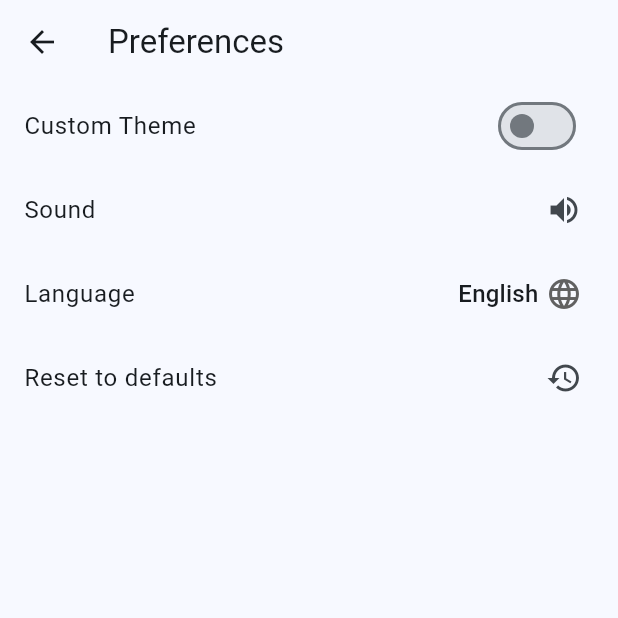
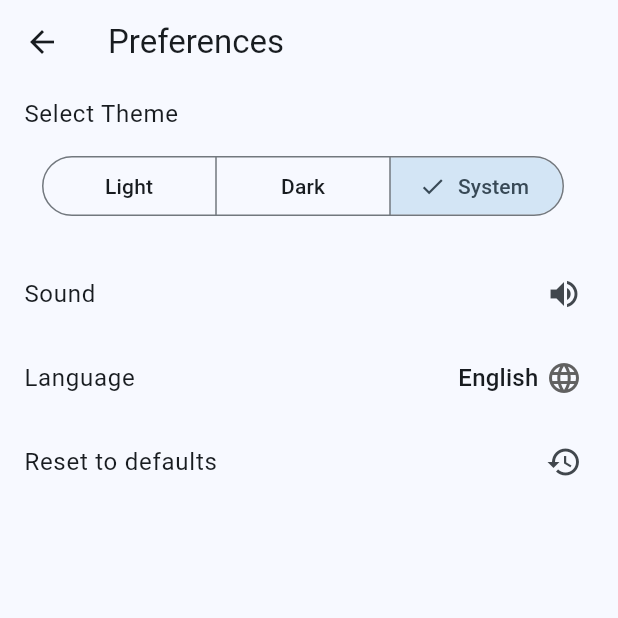
Before and after one commit to gabcont/respiro, a Flutter app: the screen it shows after launch, after a tap on the "settings" icon, on a phone screen of 412 x 824 dp, the top half of it. Run offline on Flutter 3.47's test engine with Material 3 defaults, Android fonts, the phone set to English and light mode, and no system bars; our stand-ins replace bloc, equatable, flutter_bloc, go_router, isar, shared_preferences; missing offline and left inert: flutter_soloud; accounts and stored records are empty; generated files the repository leaves out were written again.

Commit message:
Created ThemeCubit for thememode and accent changes

```diff
--- a/lib/app/app.dart
+++ b/lib/app/app.dart
@@ -4,6 +4,7 @@ import 'package:flutter_localizations/flutter_localizations.dart';
 
 import 'package:respiro/l10n/generated/app_localizations.dart';
 import 'package:respiro/app/router/router.dart';
+import 'package:respiro/theme/cubit/theme_cubit.dart';
 import 'package:respiro/theme/theme.dart';
 import 'package:respiro/preferences/preferences.dart';
 import 'package:respiro/profiles/profiles.dart';
@@ -37,12 +38,19 @@ class App extends StatelessWidget {
         RepositoryProvider.value(value: navigationService),
         RepositoryProvider.value(value: soundService),
       ],
-      child: BlocProvider(
-        create: (context) => PreferencesCubit(
-          soundService: context.read<SoundService>(),
-          profilesRepository: context.read<ProfilesRepository>(),
-          preferencesRepository: context.read<PreferencesRepository>(),
-        ),
+      child: MultiBlocProvider(
+        providers: [
+          BlocProvider(
+            create: (context) => PreferencesCubit(
+              soundService: context.read<SoundService>(),
+              profilesRepository: context.read<ProfilesRepository>(),
+              preferencesRepository: context.read<PreferencesRepository>(),
+            ),
+          ),
+          BlocProvider(
+            create: (context) => ThemeCubit(context.read<PreferencesCubit>().state.themeMode),
+          ),
+        ],
         child: AppView(appRouter: appRouter),
       ),
     );
@@ -55,21 +63,21 @@ class AppView extends StatelessWidget {
 
   @override
   Widget build(BuildContext context) {
-    return BlocBuilder<PreferencesCubit, PreferencesState>(
-      buildWhen: (previous, current) {
-        return previous.themeMode != current.themeMode ||
-               previous.customThemeEnabled != current.customThemeEnabled ||
-                previous.locale != current.locale;
-      },
+    final locale = context.select((PreferencesCubit cubit) => cubit.state.locale);
+    return BlocBuilder<ThemeCubit, ThemeState>(
       builder: (context, state) {
         return MaterialApp.router(
+          // APP
           title: 'Respiro',
           debugShowCheckedModeBanner: false,
-          themeMode: state.customThemeEnabled ? state.themeMode : ThemeMode.system,
-          theme: RespiroTheme.lightTheme,
-          darkTheme: RespiroTheme.darkTheme,
-          routerConfig: appRouter.router,
-          locale: state.locale,
+
+          // THEME
+          themeMode: state.themeMode,
+          theme: state.lightThemeData,
+          darkTheme: state.darkThemeData,
+
+          // LOCALE
+          locale: locale,
           supportedLocales: AppLocalizations.supportedLocales,
           localizationsDelegates: [
             GlobalMaterialLocalizations.delegate,
@@ -77,6 +85,9 @@ class AppView extends StatelessWidget {
             GlobalCupertinoLocalizations.delegate,
             AppLocalizations.delegate,
           ],
+
+          // ROUTER
+          routerConfig: appRouter.router,
         );
       },
     );
--- a/lib/home/cubit/home_cubit.dart
+++ b/lib/home/cubit/home_cubit.dart
@@ -23,7 +23,6 @@ class HomeCubit extends Cubit<HomeState> {
   }) : super(const HomeState()) {
     onInitialized();
   }
-
 
 
   void onInitialized() async {
--- a/lib/home/view/home_page.dart
+++ b/lib/home/view/home_page.dart
@@ -12,6 +12,7 @@ import 'package:respiro/home/cubit/home_cubit.dart';
 import 'package:respiro/l10n/generated/app_localizations.dart';
 
 import 'package:respiro/profiles/profiles.dart';
+import 'package:respiro/theme/cubit/theme_cubit.dart';
 import 'package:respiro/theme/theme.dart';
 
 class HomePage extends StatelessWidget {
@@ -50,6 +51,7 @@ class _HomeViewState extends State<HomeView> with TickerProviderStateMixin {
 
   void _onProfileSelected(BuildContext context, int index, BreathingProfile profile) {
     context.read<HomeCubit>().onProfileSelected(index);
+    context.read<ThemeCubit>().updateAccentColor(Colors.primaries[index % Colors.primaries.length]);
     setState(() {
       backgroundWidget = AuroraBackground(
         aurorasRequested: _requestProfileAuroras(
--- a/lib/home/widgets/aurora_background.dart
+++ b/lib/home/widgets/aurora_background.dart
@@ -142,7 +142,7 @@ class _AuroraBackgroundState extends State<AuroraBackground>
           painter: AuroraPainter(
             animationValue: _controller.value,
             context: context,
-            blurIntensity: 0,
+            blurIntensity: 20,
           ),
         );
       },
--- a/lib/home/widgets/profile_card.dart
+++ b/lib/home/widgets/profile_card.dart
@@ -25,6 +25,8 @@ class BreathingProfileCard extends StatelessWidget {
         child: Padding(
           padding: const EdgeInsets.symmetric(horizontal: 4.0),
           child: Card(
+            color: Theme.of(context).colorScheme.surfaceBright,
+            surfaceTintColor: Colors.primaries[(profile.id * 3) % Colors.primaries.length],
             elevation: 4,
             //shape: RoundedRectangleBorder(borderRadius: BorderRadius.circular(20)),
             child: InkWell(
--- a/lib/l10n/app_en.arb
+++ b/lib/l10n/app_en.arb
@@ -16,11 +16,12 @@
     "availableProfilesLabel" : "Available Profiles",
 
     "preferencesTitle" : "Preferences",
-    "customThemeLabel" : "Custom Theme",
     "soundLabel" : "Sound",
     "resetToDefaultsLabel" : "Reset to defaults",
-    "lightThemeLabel" : "Light Theme",
-    "darkThemeLabel" : "Dark Theme",
+    "selectThemeLabel" : "Select Theme",
+    "lightThemeLabel" : "Light",
+    "darkThemeLabel" : "Dark",
+    "systemThemeLabel" : "System",
 
     "timeRemainingLabel" : "Time remaining:",
 
--- a/lib/preferences/cubit/preferences_state.dart
+++ b/lib/preferences/cubit/preferences_state.dart
@@ -3,13 +3,11 @@ part of 'preferences_cubit.dart';
 class PreferencesState extends Equatable {
   PreferencesState({
     this.locale = RespiroLocales.localeEn,
-    this.customThemeEnabled = false,
     this.themeMode = ThemeMode.light,
     this.isMuted = false,
   });
 
   final Locale locale;
-  final bool customThemeEnabled;
   final ThemeMode themeMode;
   final bool isMuted;
 
@@ -24,12 +22,11 @@ class PreferencesState extends Equatable {
   }) {
     return PreferencesState(
       locale: locale ?? this.locale,
-      customThemeEnabled: customThemeEnabled ?? this.customThemeEnabled,
       themeMode: themeMode ?? this.themeMode,
       isMuted: isMuted ?? this.isMuted,
     );
   }
 
   @override
-  List<Object> get props => [locale, customThemeEnabled, themeMode, isMuted];
+  List<Object> get props => [locale, themeMode, isMuted];
 }
--- a/lib/preferences/impl/repository/sp_preferences_repository_impl.dart
+++ b/lib/preferences/impl/repository/sp_preferences_repository_impl.dart
@@ -20,7 +20,6 @@ class SPPreferencesRepositoryImpl implements PreferencesRepository {
   SPPreferencesRepositoryImpl({required this.preferencesRepository});
 
   static const _kIsMuted = 'is_muted';
-  static const _kIsCustomThemeEnabled = 'is_custom_theme_enabled';
   static const _kThemeMode = 'theme_mode';
   static const _kLastProfileSelected = 'last_profile_selected';
   static const _kIsFirstTime = 'is_first_time';
@@ -69,16 +68,6 @@ class SPPreferencesRepositoryImpl implements PreferencesRepository {
   }
 
   @override
-  Future<bool> getCustomThemeEnabled() async {
-    return preferencesRepository.getBool(_kIsCustomThemeEnabled) ?? false;
-  }
-
-  @override
-  Future<void> saveCustomThemeEnabled(bool isEnabled) async {
-    await preferencesRepository.setBool(_kIsCustomThemeEnabled, isEnabled);
-  }
-
-  @override
   Future<void> saveLocale(Locale locale) async {
     await preferencesRepository.setString(_kLocale, locale.languageCode);
   }
--- a/lib/preferences/repository/preferences_repository.dart
+++ b/lib/preferences/repository/preferences_repository.dart
@@ -11,10 +11,6 @@ import 'package:flutter/material.dart';
 
 abstract class PreferencesRepository {
   PreferencesRepository();
-
-  Future<void> saveCustomThemeEnabled(bool isEnabled);
-
-  Future<bool> getCustomThemeEnabled();
 
   Future<void> saveThemeMode(ThemeMode mode);
 
--- a/lib/preferences/view/preferences_page.dart
+++ b/lib/preferences/view/preferences_page.dart
@@ -3,6 +3,7 @@ import 'package:flutter_bloc/flutter_bloc.dart';
 import 'package:respiro/l10n/generated/app_localizations.dart';
 
 import 'package:respiro/preferences/cubit/preferences_cubit.dart';
+import 'package:respiro/theme/cubit/theme_cubit.dart';
 
 class PreferencesPage extends StatelessWidget {
   const PreferencesPage({super.key});
@@ -20,22 +21,9 @@ class PreferencesPage extends StatelessWidget {
 class PreferencesView extends StatelessWidget {
   const PreferencesView({super.key});
 
-  void _onCustomThemeToggled(BuildContext context, bool isEnabled) {
-    if(isEnabled) {
-      context.read<PreferencesCubit>().onCustomThemeEnabled();
-    }
-    else {
-      context.read<PreferencesCubit>().onCustomThemeDisabled();
-    }
-  }
-
   void _onThemeModeChanged(BuildContext context, ThemeMode mode) {
-    if(mode == ThemeMode.dark) {
-      context.read<PreferencesCubit>().onDarkModeSelected();
-    }
-    else if(mode == ThemeMode.light) {
-      context.read<PreferencesCubit>().onLightModeSelected();
-    }
+    context.read<PreferencesCubit>().onThemeModeChanged(mode);
+    context.read<ThemeCubit>().updateThemeMode(mode);
   }
 
   void _onSoundToggled(BuildContext context, bool isEnabled) {
@@ -55,29 +43,24 @@ class PreferencesView extends StatelessWidget {
       appBar: AppBar(title: Text(lcl.preferencesTitle)),
       body: BlocBuilder<PreferencesCubit, PreferencesState>(
         builder: (context, state) {
-          bool customThemeEnabled = state.customThemeEnabled;
           return Center(
             child: ListView(
               children: [
 
                 // Custom theme toggle
-                SwitchListTile(
-                  title: Text(lcl.customThemeLabel),
-                  value: customThemeEnabled,
-                  onChanged: (value) => _onCustomThemeToggled(context, value),
-                ),
 
                 // TODO: Agregar la opción de elegir un tema personalizado.
                 // Theme selector
-                customThemeEnabled ? ListTile(
-                  enabled: customThemeEnabled,
-                  enableFeedback: customThemeEnabled,
+                ListTile(
+                  title: Text(lcl.selectThemeLabel),
+                  titleAlignment: ListTileTitleAlignment.titleHeight,
+                  enabled: true,
+                  enableFeedback: false,
                   subtitle: ThemeSelector(
                     selected: state.themeMode,
                     onSelected: (mode) => _onThemeModeChanged(context, mode),
                   ),
-                )
-                : const SizedBox.shrink(),
+                ),
 
                 // Sound toggle
                 ListTile(
@@ -147,7 +130,9 @@ class ThemeSelector extends StatelessWidget {
   @override
   Widget build(BuildContext context) {
     final lcl = AppLocalizations.of(context)!;
-    return SegmentedButton<ThemeMode>(
+    return Padding(
+      padding: const EdgeInsets.all(12.0),
+      child: SegmentedButton<ThemeMode>(
         segments: [
           ButtonSegment(
             value: ThemeMode.light,
@@ -157,9 +142,14 @@ class ThemeSelector extends StatelessWidget {
             value: ThemeMode.dark,
             label: Text(lcl.darkThemeLabel),
           ),
+          ButtonSegment(
+            value: ThemeMode.system,
+            label: Text(lcl.systemThemeLabel),
+          ),
         ],
         selected: {selected},
         onSelectionChanged: (selection) => onSelected(selection.first),
+      ),
     );
   }
 }
--- a/lib/theme/colors.dart
+++ b/lib/theme/colors.dart
@@ -56,22 +56,22 @@ class BreathingColors extends ThemeExtension<BreathingColors> {
 
   // Valores por defecto sugeridos
   static const light = BreathingColors(
-    inhalePrimary: Color.fromARGB(255, 109, 36, 234),
+    inhalePrimary: Color(0xFF42A5F5),
     inhaleSurface: Color(0xFFE3F2FD),
-    exhalePrimary: Color.fromARGB(255, 255, 198, 64),
+    exhalePrimary: Color(0xFFBA68C8),
     exhaleSurface: Color(0xFFFFF3E0),
-    holdPrimary: Color(0xFF607D8B),
+    holdPrimary: Color(0xFFF06292),
     holdSurface: Color(0xFFECEFF1),
   );
 
   static const dark = BreathingColors(
     // En modo oscuro, el primary es claro y vivo para contraste.
     // El surface es oscuro y profundo para no encandilar.
-    inhalePrimary: Color.fromARGB(255, 85, 146, 244),
+    inhalePrimary: Color(0xFF4FC3F7),
     inhaleSurface: Color(0xFF15202B),
-    exhalePrimary: Color.fromARGB(255, 231, 80, 30),
+    exhalePrimary: Color(0xFF26A69A),
     exhaleSurface: Color(0xFF2D2015),
-    holdPrimary: Color.fromARGB(255, 238, 238, 99),
+    holdPrimary: Color(0xFF5C6BC0),
     holdSurface: Color(0xFF263238),
   );
 
--- /dev/null
+++ b/lib/theme/cubit/theme_cubit.dart
@@ -0,0 +1,51 @@
+import 'package:bloc/bloc.dart';
+import 'package:equatable/equatable.dart';
+import 'package:flutter/material.dart';
+
+import 'package:respiro/theme/theme.dart';
+
+part 'theme_state.dart';
+
+class ThemeCubit extends Cubit<ThemeState> {
+  ThemeCubit(ThemeMode initialThemeMode) : super(
+    ThemeState(lightThemeData: RespiroTheme.lightTheme, darkThemeData: RespiroTheme.darkTheme, themeMode: initialThemeMode)
+  );
+
+  void updateThemeMode(ThemeMode mode) {
+    emit(state.copyWith(themeMode: mode));
+  }
+
+  void updateAccentColor(Color color) {
+    if(color == state.accentColor) return;
+    emit(state.copyWith(
+      accentColor: color,
+      lightThemeData: state.lightThemeData.copyWith(
+        colorScheme: ColorScheme.fromSeed(seedColor: color, brightness: Brightness.light),
+      ),
+      darkThemeData: state.darkThemeData.copyWith(
+        colorScheme: ColorScheme.fromSeed(seedColor: color, brightness: Brightness.dark),
+      ),
+    ));
+  }
+
+  void updateBreathingColors(BreathingColors colors) {
+    if(colors == state.breathingColors) return;
+    emit(state.copyWith(
+      breathingColors: colors,
+      lightThemeData: state.lightThemeData.copyWith(
+        extensions: <ThemeExtension<dynamic>>[
+          colors,
+        ],
+      ),
+      darkThemeData: state.darkThemeData.copyWith(
+        extensions: <ThemeExtension<dynamic>>[
+          colors,
+        ],
+      ),
+    ));
+  }
+
+  void updateThemeData(ThemeData light, ThemeData dark) {
+    emit(state.copyWith(lightThemeData: light, darkThemeData: dark));
+  }
+}
--- /dev/null
+++ b/lib/theme/cubit/theme_state.dart
@@ -0,0 +1,43 @@
+part of 'theme_cubit.dart';
+
+class ThemeState extends Equatable {
+
+  final BreathingColors breathingColors;
+  final Color accentColor;
+  final ThemeData lightThemeData;
+  final ThemeData darkThemeData;
+  final ThemeMode themeMode;
+
+  ThemeState({
+    this.breathingColors = BreathingColors.light,
+    this.accentColor = Colors.lightBlue,
+    required this.lightThemeData,
+    required this.darkThemeData,
+    this.themeMode = ThemeMode.system,
+  });
+
+  ThemeState copyWith({
+    BreathingColors? breathingColors,
+    Color? accentColor,
+    ThemeData? lightThemeData,
+    ThemeData? darkThemeData,
+    ThemeMode? themeMode,
+  }) {
+    return ThemeState(
+      breathingColors: breathingColors ?? this.breathingColors,
+      accentColor:  accentColor ?? this.accentColor,
+      lightThemeData: lightThemeData ?? this.lightThemeData,
+      darkThemeData: darkThemeData ?? this.darkThemeData,
+      themeMode: themeMode ?? this.themeMode,
+    );
+  }
+
+  @override
+  List<Object> get props => [
+    breathingColors,
+    accentColor,
+    lightThemeData,
+    darkThemeData,
+    themeMode,
+  ];
+}
--- a/lib/theme/themedata.dart
+++ b/lib/theme/themedata.dart
@@ -3,20 +3,20 @@ import 'package:flutter/material.dart';
 import 'colors.dart';
 
 class RespiroTheme {
-  static final ThemeData lightTheme = ThemeData(
+  static ThemeData lightTheme = ThemeData(
     colorScheme: ColorScheme.fromSeed(seedColor:Colors.lightBlue, brightness: Brightness.light),
     brightness: Brightness.light,
     useMaterial3: true,
-    extensions: [
+    extensions: <ThemeExtension<dynamic>>[
       BreathingColors.light,
     ],
   );
 
   static final ThemeData darkTheme = ThemeData(
-    colorScheme: ColorScheme.fromSeed(seedColor:Colors.blue, brightness: Brightness.dark),
+    colorScheme: ColorScheme.fromSeed(seedColor:Colors.lightBlue, brightness: Brightness.dark),
     brightness: Brightness.dark,
     useMaterial3: true,
-    extensions: [
+    extensions: <ThemeExtension<dynamic>>[
       BreathingColors.dark,
     ],
   );
--- a/pubspec.yaml
+++ b/pubspec.yaml
@@ -39,8 +39,8 @@ dependencies:
   isar: ^3.1.0
   isar_flutter_libs: ^3.1.0
   path_provider: ^2.1.5
-  bloc: ^9.1.0
-  flutter_bloc: ^9.1.0
+  bloc: ^9.2.0
+  flutter_bloc: ^9.2.0
   equatable: ^2.0.5
   shared_preferences: ^2.5.3
   go_router: ^17.0.1
```
Also changed, not shown: lib/l10n/app_es.arb (+4 -3 lines), lib/preferences/cubit/preferences_cubit.dart (+3 -24 lines), lib/l10n/generated/app_localizations.dart, lib/l10n/generated/app_localizations_en.dart, lib/l10n/generated/app_localizations_es.dart. Lines whose indentation alone changed are shown as unchanged.
